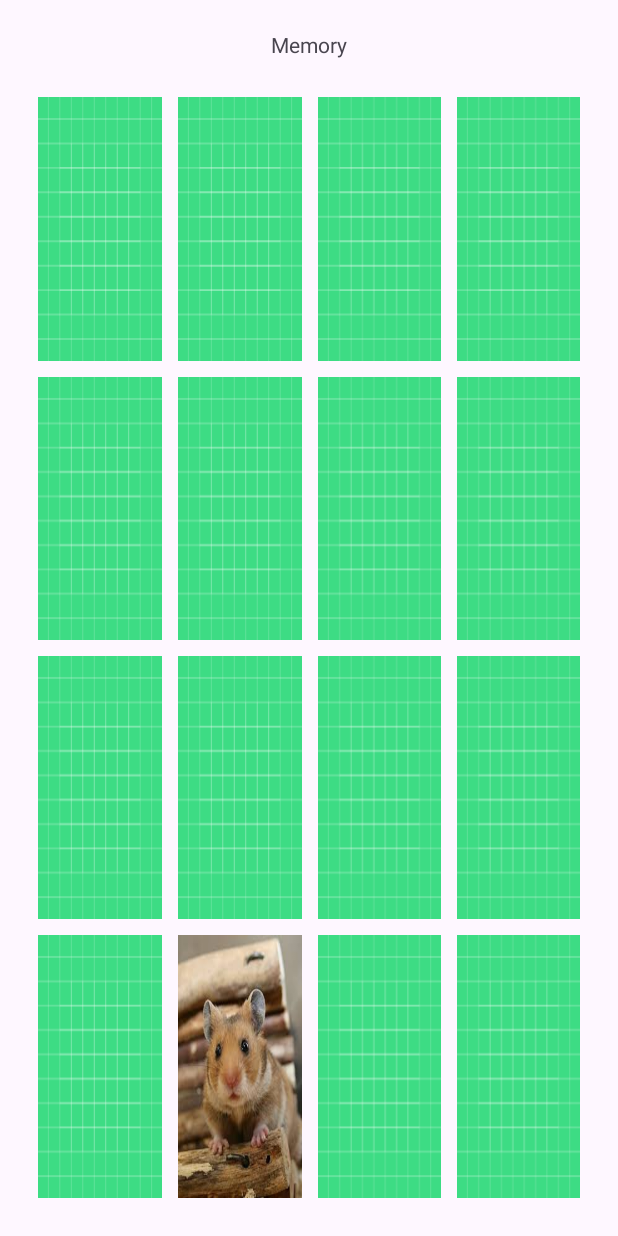
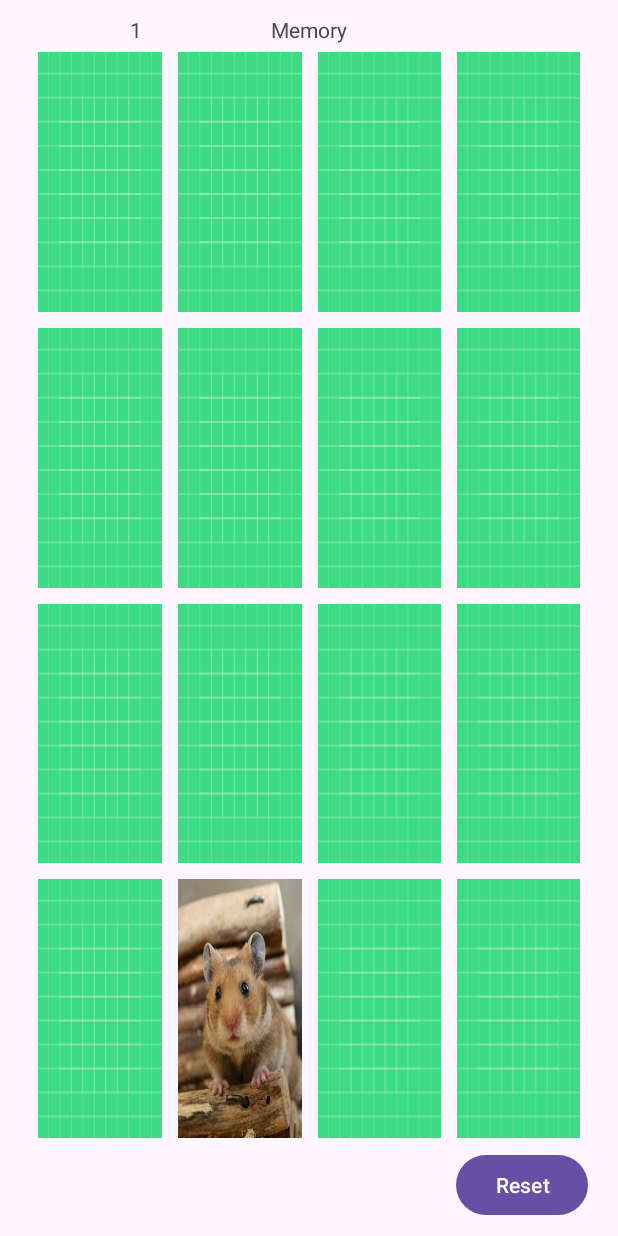
Before and after one commit to GaertnerK/WMC, an Android app: the screen it shows after launch (MainActivity), after a tap on an icon or button, on a phone screen of 412 x 824 dp. Run offline under Robolectric (Android 15) with nearby library versions, the phone set to English and light mode, and no system bars; 2 other taps on this screen came first.

Commit message:
Project finished

```diff
--- a/Memory/app/src/main/java/at/htlgkr/memory/MainActivity.java
+++ b/Memory/app/src/main/java/at/htlgkr/memory/MainActivity.java
@@ -1,7 +1,9 @@
 package at.htlgkr.memory;
 
 import android.os.Bundle;
+import android.widget.Button;
 import android.widget.ImageView;
+import android.widget.TextView;
 
 import androidx.activity.EdgeToEdge;
 import androidx.appcompat.app.AppCompatActivity;
@@ -27,6 +29,9 @@ public class MainActivity extends AppCompatActivity {
     private ImageView[] imageViews;
     private Logic logic;
     private Map<Integer, Boolean> pictureIds;
+    private int roundCounter;
+    private TextView tv;
+    private Button resetButton;
 
     @Override
     protected void onCreate(Bundle savedInstanceState) {
@@ -56,6 +61,10 @@ public class MainActivity extends AppCompatActivity {
 
         List<Integer> pictureIdsList = new ArrayList<>();
         pictureIdsList.addAll(pictureIdsSet);
+
+        tv = findViewById(R.id.roundCounter);
+
+        resetButton = findViewById(R.id.resetBt);
 
         logic = new Logic(pictureIdsList);
 
@@ -88,6 +97,7 @@ public class MainActivity extends AppCompatActivity {
         for(ImageView imageView : imageViews){
             imageView.setOnClickListener(view -> {
                 if (tappedButton.get() == 2){
+                    addCounter();
                     for (ImageView iv : imageViews){
                         iv.setClickable(true);
                     }
@@ -196,6 +206,15 @@ public class MainActivity extends AppCompatActivity {
                 tappedButton.getAndIncrement();
             });
         }
+
+        resetButton.setOnClickListener(view -> {
+            for(ImageView temp : imageViews){
+                temp.setImageResource(R.drawable.ic_launcher_background);
+            }
+            List<Integer> tempList = new ArrayList<>(pictureIds.keySet());
+            logic = new Logic(tempList);
+            logic.loadBoard();
+        });
     }
 
     public void switchCards(){
@@ -209,4 +228,9 @@ public class MainActivity extends AppCompatActivity {
             }
         }
     }
+
+    public void addCounter(){
+        roundCounter++;
+        tv.setText(String.valueOf(roundCounter));
+    }
 }
--- a/Memory/app/src/main/res/layout/activity_main.xml
+++ b/Memory/app/src/main/res/layout/activity_main.xml
@@ -11,19 +11,19 @@
         android:id="@+id/tvText"
         android:layout_width="wrap_content"
         android:layout_height="wrap_content"
-        android:layout_marginTop="20dp"
+        android:layout_marginTop="10dp"
         android:text="Memory"
         app:layout_constraintEnd_toEndOf="parent"
         app:layout_constraintStart_toStartOf="parent"
         app:layout_constraintTop_toTopOf="parent" />
 
     <LinearLayout
-        android:layout_width="match_parent"
+        android:id="@+id/linearLayout"
+        android:layout_width="0dp"
         android:layout_height="0dp"
         android:layout_marginStart="20dp"
-        android:layout_marginTop="20dp"
         android:layout_marginEnd="20dp"
-        android:layout_marginBottom="20dp"
+        android:layout_marginBottom="60dp"
         android:orientation="vertical"
         android:weightSum="4"
         app:layout_constraintBottom_toBottomOf="parent"
@@ -209,4 +209,27 @@
         </LinearLayout>
     </LinearLayout>
 
+    <TextView
+        android:id="@+id/roundCounter"
+        android:layout_width="wrap_content"
+        android:layout_height="wrap_content"
+        android:layout_marginTop="10dp"
+        app:layout_constraintBottom_toTopOf="@+id/linearLayout"
+        app:layout_constraintEnd_toStartOf="@+id/tvText"
+        app:layout_constraintStart_toStartOf="parent"
+        app:layout_constraintTop_toTopOf="parent" />
+
+    <Button
+        android:id="@+id/resetBt"
+        android:layout_width="wrap_content"
+        android:layout_height="wrap_content"
+        android:layout_marginTop="20dp"
+        android:layout_marginEnd="20dp"
+        android:layout_marginBottom="10dp"
+        android:text="Reset"
+        app:layout_constraintBottom_toBottomOf="parent"
+        app:layout_constraintEnd_toEndOf="parent"
+        app:layout_constraintTop_toBottomOf="@+id/linearLayout"
+        app:layout_constraintVertical_bias="1.0" />
+
 </androidx.constraintlayout.widget.ConstraintLayout>
```
